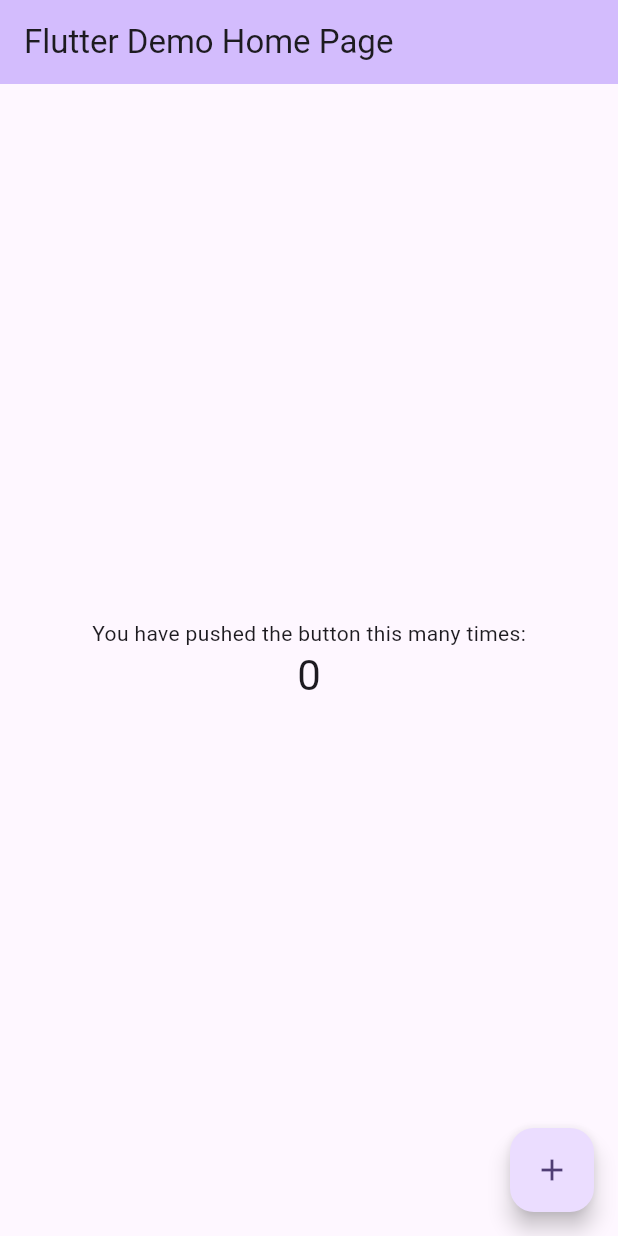
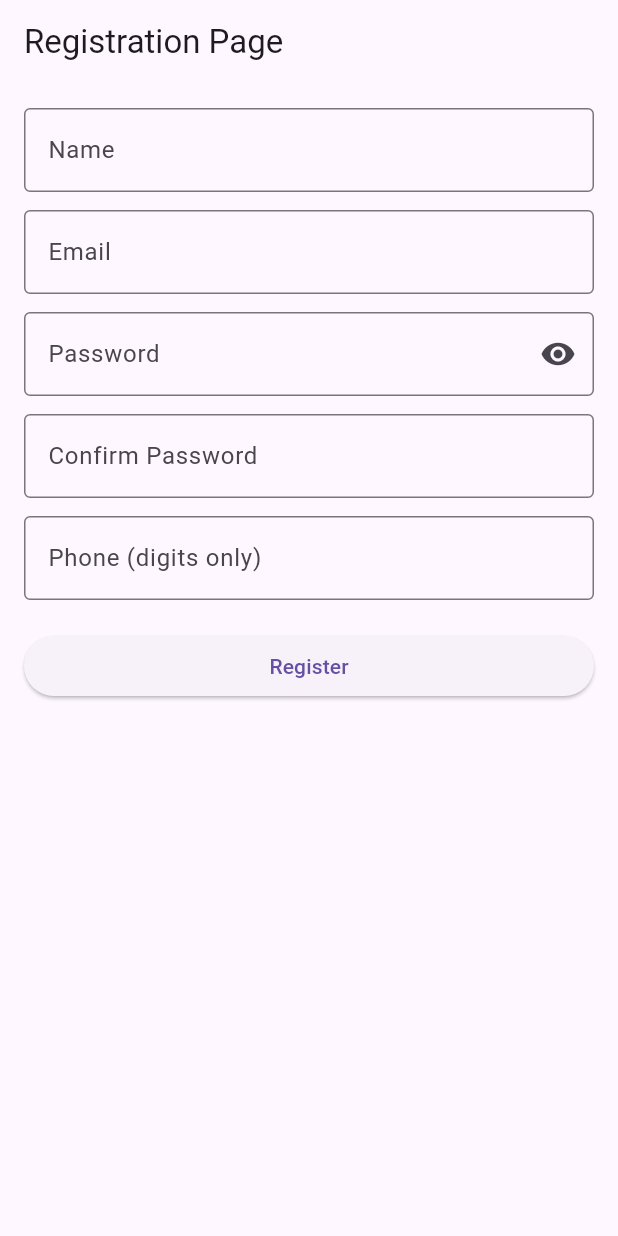
Before and after one commit to Liapp009/lab_7, a Flutter app: the screen it shows after launch, on a phone screen of 412 x 824 dp. Run offline on Flutter 3.47's test engine with Material 3 defaults, Android fonts, the phone set to English and light mode, and no system bars.

Commit message:
feat: update lab_7 registration form UI

```diff
--- a/lib/main.dart
+++ b/lib/main.dart
@@ -1,125 +1,219 @@
 import 'package:flutter/material.dart';
+import 'package:flutter/services.dart';
 
-void main() {
-  runApp(const MyApp());
-}
+void main() => runApp(const MyApp());
 
 class MyApp extends StatelessWidget {
   const MyApp({super.key});
-
-  // This widget is the root of your application.
   @override
   Widget build(BuildContext context) {
     return MaterialApp(
-      title: 'Flutter Demo',
-      theme: ThemeData(
-        // This is the theme of your application.
-        //
-        // TRY THIS: Try running your application with "flutter run". You'll see
-        // the application has a purple toolbar. Then, without quitting the app,
-        // try changing the seedColor in the colorScheme below to Colors.green
-        // and then invoke "hot reload" (save your changes or press the "hot
-        // reload" button in a Flutter-supported IDE, or press "r" if you used
-        // the command line to start the app).
-        //
-        // Notice that the counter didn't reset back to zero; the application
-        // state is not lost during the reload. To reset the state, use hot
-        // restart instead.
-        //
-        // This works for code too, not just values: Most code changes can be
-        // tested with just a hot reload.
-        colorScheme: ColorScheme.fromSeed(seedColor: Colors.deepPurple),
-        useMaterial3: true,
-      ),
-      home: const MyHomePage(title: 'Flutter Demo Home Page'),
+      debugShowCheckedModeBanner: false,
+      title: 'Lab7 Registration',
+      routes: {
+        UserInfoPage.routeName: (ctx) => const UserInfoPage(),
+      },
+      home: const RegistrationPage(),
     );
   }
 }
 
-class MyHomePage extends StatefulWidget {
-  const MyHomePage({super.key, required this.title});
-
-  // This widget is the home page of your application. It is stateful, meaning
-  // that it has a State object (defined below) that contains fields that affect
-  // how it looks.
-
-  // This class is the configuration for the state. It holds the values (in this
-  // case the title) provided by the parent (in this case the App widget) and
-  // used by the build method of the State. Fields in a Widget subclass are
-  // always marked "final".
-
-  final String title;
+class RegistrationPage extends StatefulWidget {
+  const RegistrationPage({super.key});
 
   @override
-  State<MyHomePage> createState() => _MyHomePageState();
+  State<RegistrationPage> createState() => _RegistrationPageState();
 }
 
-class _MyHomePageState extends State<MyHomePage> {
-  int _counter = 0;
+class _RegistrationPageState extends State<RegistrationPage> {
+  final _formKey = GlobalKey<FormState>();
 
-  void _incrementCounter() {
-    setState(() {
-      // This call to setState tells the Flutter framework that something has
-      // changed in this State, which causes it to rerun the build method below
-      // so that the display can reflect the updated values. If we changed
-      // _counter without calling setState(), then the build method would not be
-      // called again, and so nothing would appear to happen.
-      _counter++;
-    });
+  final _nameCtrl = TextEditingController();
+  final _emailCtrl = TextEditingController();
+  final _passCtrl = TextEditingController();
+  final _confirmCtrl = TextEditingController();
+  final _phoneCtrl = TextEditingController();
+
+  final _nameFocus = FocusNode();
+  final _emailFocus = FocusNode();
+  final _passFocus = FocusNode();
+  final _confirmFocus = FocusNode();
+  final _phoneFocus = FocusNode();
+
+  bool _showPassword = false;
+
+  @override
+  void dispose() {
+    _nameCtrl.dispose();
+    _emailCtrl.dispose();
+    _passCtrl.dispose();
+    _confirmCtrl.dispose();
+    _phoneCtrl.dispose();
+    _nameFocus.dispose();
+    _emailFocus.dispose();
+    _passFocus.dispose();
+    _confirmFocus.dispose();
+    _phoneFocus.dispose();
+    super.dispose();
+  }
+
+  String? _validateName(String? v) =>
+      (v == null || v.trim().isEmpty) ? 'Name must not be empty' : null;
+
+  String? _validateEmail(String? v) {
+    if (v == null || v.trim().isEmpty) return 'Email must not be empty';
+    final emailRegex = RegExp(r'^[\w\.-]+@([\w-]+\.)+[\w-]{2,}$');
+    if (!emailRegex.hasMatch(v.trim())) return 'Enter a valid email address';
+    return null;
+  }
+
+  String? _validatePassword(String? v) {
+    if (v == null || v.isEmpty) return 'Password must not be empty';
+    if (v.length < 6) return 'Password must be at least 6 characters';
+    return null;
+  }
+
+  String? _validateConfirm(String? v) {
+    if (v == null || v.isEmpty) return 'Please confirm your password';
+    if (v != _passCtrl.text) return 'Passwords do not match';
+    return null;
+  }
+
+  InputDecoration _dec(String label, {Widget? suffix}) => InputDecoration(
+        labelText: label,
+        border: const OutlineInputBorder(),
+        suffixIcon: suffix,
+      );
+
+  void _submit() {
+    if (!(_formKey.currentState?.validate() ?? false)) return;
+    Navigator.of(context).pushNamed(
+      UserInfoPage.routeName,
+      arguments: UserInfoArgs(
+        name: _nameCtrl.text.trim(),
+        email: _emailCtrl.text.trim(),
+        phone: _phoneCtrl.text.trim(),
+      ),
+    );
   }
 
   @override
   Widget build(BuildContext context) {
-    // This method is rerun every time setState is called, for instance as done
-    // by the _incrementCounter method above.
-    //
-    // The Flutter framework has been optimized to make rerunning build methods
-    // fast, so that you can just rebuild anything that needs updating rather
-    // than having to individually change instances of widgets.
     return Scaffold(
-      appBar: AppBar(
-        // TRY THIS: Try changing the color here to a specific color (to
-        // Colors.amber, perhaps?) and trigger a hot reload to see the AppBar
-        // change color while the other colors stay the same.
-        backgroundColor: Theme.of(context).colorScheme.inversePrimary,
-        // Here we take the value from the MyHomePage object that was created by
-        // the App.build method, and use it to set our appbar title.
-        title: Text(widget.title),
+      appBar: AppBar(title: const Text('Registration Page')),
+      body: GestureDetector(
+        onTap: () => FocusScope.of(context).unfocus(),
+        child: Padding(
+          padding: const EdgeInsets.all(16),
+          child: Form(
+            key: _formKey,
+            child: ListView(
+              children: [
+                TextFormField(
+                  controller: _nameCtrl,
+                  focusNode: _nameFocus,
+                  textInputAction: TextInputAction.next,
+                  decoration: _dec('Name'),
+                  validator: _validateName,
+                  onFieldSubmitted: (_) =>
+                      FocusScope.of(context).requestFocus(_emailFocus),
+                ),
+                const SizedBox(height: 12),
+                TextFormField(
+                  controller: _emailCtrl,
+                  focusNode: _emailFocus,
+                  keyboardType: TextInputType.emailAddress,
+                  textInputAction: TextInputAction.next,
+                  decoration: _dec('Email'),
+                  validator: _validateEmail,
+                  onFieldSubmitted: (_) =>
+                      FocusScope.of(context).requestFocus(_passFocus),
+                ),
+                const SizedBox(height: 12),
+                TextFormField(
+                  controller: _passCtrl,
+                  focusNode: _passFocus,
+                  textInputAction: TextInputAction.next,
+                  obscureText: !_showPassword,
+                  decoration: _dec(
+                    'Password',
+                    suffix: IconButton(
+                      onPressed: () =>
+                          setState(() => _showPassword = !_showPassword),
+                      icon: Icon(_showPassword
+                          ? Icons.visibility_off
+                          : Icons.visibility),
+                    ),
+                  ),
+                  validator: _validatePassword,
+                  onFieldSubmitted: (_) =>
+                      FocusScope.of(context).requestFocus(_confirmFocus),
+                ),
+                const SizedBox(height: 12),
+                TextFormField(
+                  controller: _confirmCtrl,
+                  focusNode: _confirmFocus,
+                  textInputAction: TextInputAction.next,
+                  obscureText: true,
+                  decoration: _dec('Confirm Password'),
+                  validator: _validateConfirm,
+                  onFieldSubmitted: (_) =>
+                      FocusScope.of(context).requestFocus(_phoneFocus),
+                ),
+                const SizedBox(height: 12),
+                TextFormField(
+                  controller: _phoneCtrl,
+                  focusNode: _phoneFocus,
+                  keyboardType: TextInputType.number,
+                  inputFormatters: [FilteringTextInputFormatter.digitsOnly],
+                  textInputAction: TextInputAction.done,
+                  decoration: _dec('Phone (digits only)'),
+                  onFieldSubmitted: (_) => _submit(),
+                ),
+                const SizedBox(height: 20),
+                SizedBox(
+                  width: double.infinity,
+                  child: ElevatedButton(
+                    onPressed: _submit,
+                    child: const Text('Register'),
+                  ),
+                ),
+              ],
+            ),
+          ),
+        ),
       ),
-      body: Center(
-        // Center is a layout widget. It takes a single child and positions it
-        // in the middle of the parent.
+    );
+  }
+}
+
+class UserInfoArgs {
+  final String name;
+  final String email;
+  final String phone;
+  UserInfoArgs({required this.name, required this.email, required this.phone});
+}
+
+class UserInfoPage extends StatelessWidget {
+  static const routeName = '/user-info';
+  const UserInfoPage({super.key});
+
+  @override
+  Widget build(BuildContext context) {
+    final args = ModalRoute.of(context)!.settings.arguments as UserInfoArgs;
+    return Scaffold(
+      appBar: AppBar(title: const Text('User Info')),
+      body: Padding(
+        padding: const EdgeInsets.all(16),
         child: Column(
-          // Column is also a layout widget. It takes a list of children and
-          // arranges them vertically. By default, it sizes itself to fit its
-          // children horizontally, and tries to be as tall as its parent.
-          //
-          // Column has various properties to control how it sizes itself and
-          // how it positions its children. Here we use mainAxisAlignment to
-          // center the children vertically; the main axis here is the vertical
-          // axis because Columns are vertical (the cross axis would be
-          // horizontal).
-          //
-          // TRY THIS: Invoke "debug painting" (choose the "Toggle Debug Paint"
-          // action in the IDE, or press "p" in the console), to see the
-          // wireframe for each widget.
-          mainAxisAlignment: MainAxisAlignment.center,
-          children: <Widget>[
-            const Text(
-              'You have pushed the button this many times:',
-            ),
-            Text(
-              '$_counter',
-              style: Theme.of(context).textTheme.headlineMedium,
-            ),
+          crossAxisAlignment: CrossAxisAlignment.start,
+          children: [
+            Text('Name: ${args.name}'),
+            Text('Email: ${args.email}'),
+            Text('Phone: ${args.phone.isEmpty ? "-" : args.phone}'),
           ],
         ),
       ),
-      floatingActionButton: FloatingActionButton(
-        onPressed: _incrementCounter,
-        tooltip: 'Increment',
-        child: const Icon(Icons.add),
-      ), // This trailing comma makes auto-formatting nicer for build methods.
     );
   }
 }
```
Also changed, not shown: pubspec.lock.
